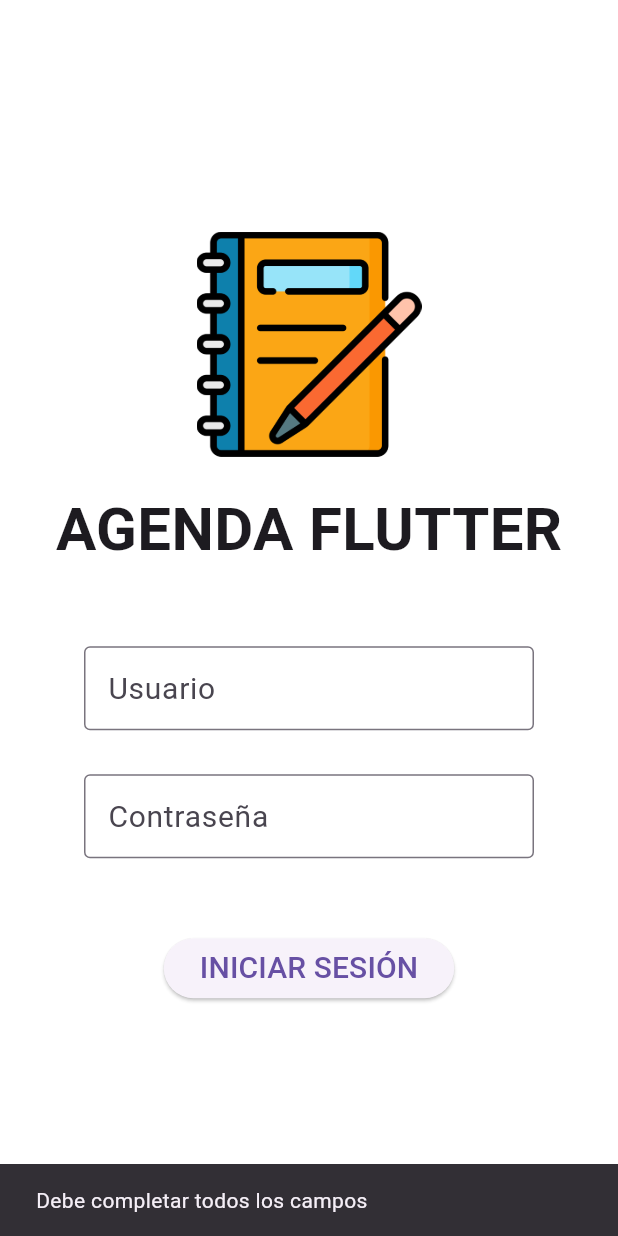
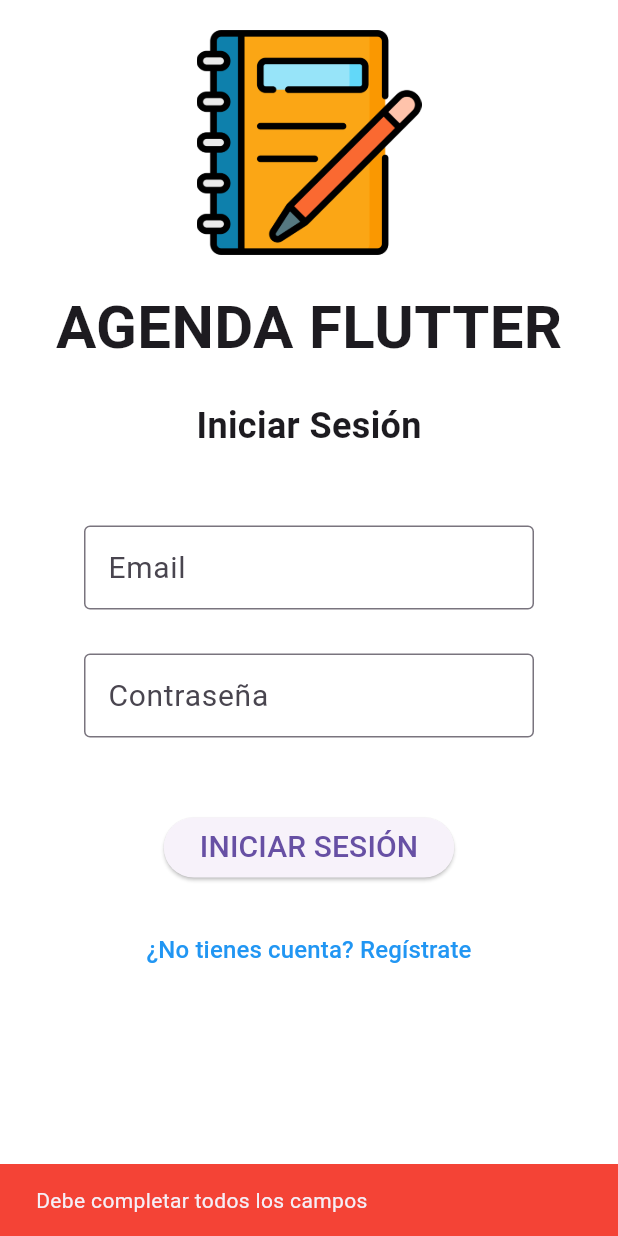
Before and after one commit to MarianoBarella95/pramov2-ao-barella, a Flutter app: the screen it shows after launch, after a tap on "INICIAR SESIÓN", on a phone screen of 412 x 824 dp. Run offline on Flutter 3.47's test engine with Material 3 defaults, Android fonts, the light colour scheme and no system bars; our stand-ins replace dio, shared_preferences, sqflite; accounts and stored records are empty; network calls fail.

Commit message:
modificaciones en el UI

```diff
--- a/lib/screens/login.dart
+++ b/lib/screens/login.dart
@@ -12,8 +12,16 @@ class Login extends StatefulWidget {
 }
 
 class _LoginState extends State<Login> {
-  final TextEditingController _nombreController = TextEditingController();
+  final TextEditingController _emailController = TextEditingController();
   final TextEditingController _passwordController = TextEditingController();
+  bool _isLoginMode = true; // true = login, false = registro
+
+  @override
+  void dispose() {
+    _emailController.dispose();
+    _passwordController.dispose();
+    super.dispose();
+  }
 
   @override
   Widget build(BuildContext context) {
@@ -21,7 +29,10 @@ class _LoginState extends State<Login> {
 
     return Scaffold(
       backgroundColor: Colors.white,
-      body: Center(
+      body: SingleChildScrollView(
+        child: Center(
+          child: Padding(
+            padding: const EdgeInsets.symmetric(vertical: 20.0),
             child: Column(
               mainAxisAlignment: MainAxisAlignment.center,
               children: [
@@ -32,6 +43,11 @@ class _LoginState extends State<Login> {
                   style: TextStyle(fontSize: 40, fontWeight: FontWeight.bold),
                 ),
                 SizedBox(height: 20),
+                Text(
+                  _isLoginMode ? "Iniciar Sesión" : "Crear Cuenta",
+                  style: TextStyle(fontSize: 24, fontWeight: FontWeight.w600),
+                ),
+                SizedBox(height: 20),
                 SizedBox(
                   height: 200,
                   width: 300,
@@ -39,11 +55,12 @@ class _LoginState extends State<Login> {
                     mainAxisAlignment: MainAxisAlignment.spaceEvenly,
                     children: [
                       TextField(
-                    controller: _nombreController,
+                        controller: _emailController,
                         decoration: InputDecoration(
                           border: OutlineInputBorder(),
-                      label: Text("Usuario", style: TextStyle(fontSize: 20)),
+                          label: Text("Email", style: TextStyle(fontSize: 20)),
                         ),
+                        keyboardType: TextInputType.emailAddress,
                       ),
                       TextField(
                         controller: _passwordController,
@@ -59,43 +76,76 @@ class _LoginState extends State<Login> {
                 SizedBox(height: 20),
                 ElevatedButton(
                   onPressed: () async {
-                if (_nombreController.text.isEmpty ||
+                    if (_emailController.text.isEmpty ||
                         _passwordController.text.isEmpty) {
-                  ScaffoldMessenger.of(context).showSnackBar(
-                    SnackBar(content: Text("Debe completar todos los campos")),
-                  );
+                      mostrarMensaje(context, "Debe completar todos los campos", Colors.red, 2);
                       return;
                     }
 
-                try {
-                  await loginProvider.login(
-                    _nombreController.text,
+                    if (_isLoginMode) {
+                      // Modo LOGIN
+                      final success = await loginProvider.login(
+                        _emailController.text,
                         _passwordController.text,
                       );
 
-                  await context.read<ContactoProvider>().cargarContactos();
+                      if (success) {
+                        // Guardar referencia al proveedor ANTES de navegar
+                        final contactoProvider = context.read<ContactoProvider>();
+                        await contactoProvider.cargarContactos();
 
+                        if (mounted) {
                           Navigator.pushReplacement(context, MaterialPageRoute(builder: (context) => Contactos()));
-                } catch (e) {
-                  mostrarMensaje(context, "¡USUARIO Y/O CONTRASEÑA INCORRECTOS!", Colors.red, 2);
+                        }
+                      } else {
+                        mostrarMensaje(context, "Email o contraseña incorrectos", Colors.red, 2);
+                      }
+                    } else {
+                      // Modo REGISTRO
+                      final success = await loginProvider.register(
+                        _emailController.text,
+                        _passwordController.text,
+                      );
+
+                      if (success) {
+                        mostrarMensaje(context, "Registro exitoso. Inicia sesión con tus credenciales.", Colors.green, 2);
+                        setState(() {
+                          _isLoginMode = true;
+                          _emailController.clear();
+                          _passwordController.clear();
+                        });
+                      } else {
+                        mostrarMensaje(context, "Error en el registro. Intenta con otro email o contraseña.", Colors.red, 2);
+                      }
                     }
                   },
-              child: Text("INICIAR SESIÓN", style: TextStyle(fontSize: 20)),
+                  child: Text(
+                    _isLoginMode ? "INICIAR SESIÓN" : "CREAR CUENTA",
+                    style: TextStyle(fontSize: 20),
+                  ),
+                ),
+                SizedBox(height: 20),
+                TextButton(
+                  onPressed: () {
+                    setState(() {
+                      _isLoginMode = !_isLoginMode;
+                      _emailController.clear();
+                      _passwordController.clear();
+                    });
+                  },
+                  child: Text(
+                    _isLoginMode
+                        ? "¿No tienes cuenta? Regístrate"
+                        : "¿Ya tienes cuenta? Inicia sesión",
+                    style: TextStyle(fontSize: 16, color: Colors.blue),
+                  ),
                 ),
               ],
             ),
           ),
+        ),
+      ),
     );
-  }
-
-  void login(BuildContext context) {
-    final loginProvider = Provider.of<LoginProvider>(context, listen: false);
-
-    loginProvider
-        .login(_nombreController.text, _passwordController.text)
-        .catchError((error) {
-          mostrarMensaje(context, error.toString(), Colors.red, 2);
-        });
   }
 
   void mostrarMensaje(
```
Also changed, not shown: lib/provider/contacto_provider.dart (+42 -10 lines), lib/provider/login_provider.dart (+28 -24 lines), lib/screens/editar_contacto.dart (+5 -3 lines), lib/screens/nuevo_contacto.dart (+19 -10 lines), lib/services/dio_client.dart (+8 -4 lines). Lines whose indentation alone changed are shown as unchanged.
